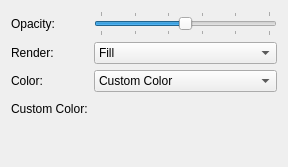
The window that libavogadro/src/engines/surfacesettingswidget.ui (cryos/avogadro) describes before a commit, drawn with Qt 5.
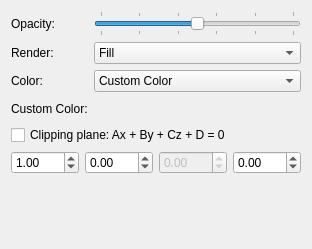
The same window after the commit. Custom widgets are drawn as their Qt base class.

Commit message: * libavogadro/src/engines/surfaceengine.*,         libavogadro/src/engines/surfacesettingswidget.ui: Added clipping         plane. This feature could later be moved to glwidget to clip any         engine... This would probably require engines to have a clipped and         solid property (like they currently have radius)

Patch:
```diff
--- a/libavogadro/src/engines/surfacesettingswidget.ui
+++ b/libavogadro/src/engines/surfacesettingswidget.ui
@@ -5,8 +5,8 @@
    <rect>
     <x>0</x>
     <y>0</y>
-    <width>288</width>
-    <height>167</height>
+    <width>312</width>
+    <height>249</height>
    </rect>
   </property>
   <layout class="QGridLayout" >
@@ -132,7 +132,45 @@
      </item>
     </layout>
    </item>
-   <item row="4" column="1" >
+   <item rowspan="2" row="5" column="0" colspan="2" >
+    <layout class="QHBoxLayout" >
+     <item>
+      <widget class="QDoubleSpinBox" name="ASpinBox" >
+       <property name="minimum" >
+        <double>-99.989999999999995</double>
+       </property>
+       <property name="value" >
+        <double>1.000000000000000</double>
+       </property>
+      </widget>
+     </item>
+     <item>
+      <widget class="QDoubleSpinBox" name="BSpinBox" >
+       <property name="minimum" >
+        <double>-99.989999999999995</double>
+       </property>
+      </widget>
+     </item>
+     <item>
+      <widget class="QDoubleSpinBox" name="CSpinBox" >
+       <property name="enabled" >
+        <bool>false</bool>
+       </property>
+       <property name="minimum" >
+        <double>-99.989999999999995</double>
+       </property>
+      </widget>
+     </item>
+     <item>
+      <widget class="QDoubleSpinBox" name="DSpinBox" >
+       <property name="minimum" >
+        <double>-99.989999999999995</double>
+       </property>
+      </widget>
+     </item>
+    </layout>
+   </item>
+   <item row="7" column="0" >
     <spacer>
      <property name="orientation" >
       <enum>Qt::Vertical</enum>
@@ -145,6 +183,13 @@
      </property>
     </spacer>
    </item>
+   <item row="4" column="0" colspan="2" >
+    <widget class="QCheckBox" name="clipCheckBox" >
+     <property name="text" >
+      <string>Clipping plane: Ax + By + Cz + D = 0</string>
+     </property>
+    </widget>
+   </item>
   </layout>
  </widget>
  <customwidgets>
```
The commit also changes 3 other files.
